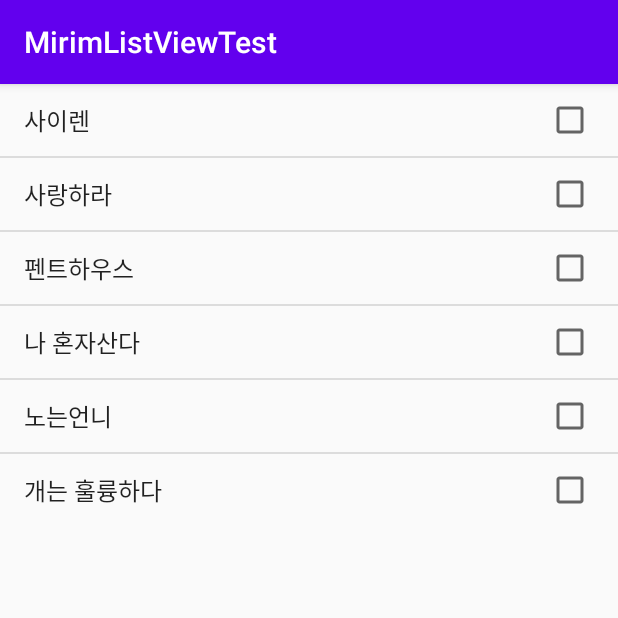
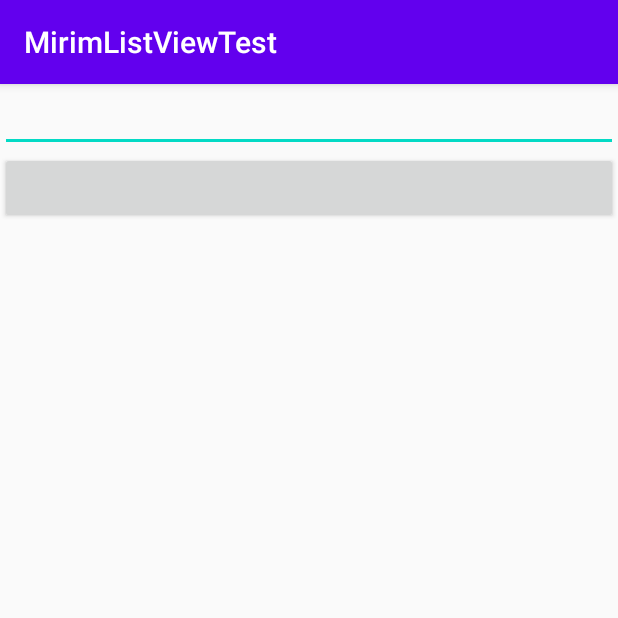
Before and after one commit to dayeon-choi/MirimListViewTest, an Android app: the screen it shows after launch (MainActivity), on a phone screen of 412 x 824 dp, the top half of it. Run offline under Robolectric (Android 15) with nearby library versions, the phone set to English and light mode, and no system bars.

```diff
--- a/app/src/main/java/org/techtown/mirimlistviewtest/MainActivity.java
+++ b/app/src/main/java/org/techtown/mirimlistviewtest/MainActivity.java
@@ -6,11 +6,19 @@ import android.os.Bundle;
 import android.view.View;
 import android.widget.AdapterView;
 import android.widget.ArrayAdapter;
+import android.widget.Button;
+import android.widget.EditText;
 import android.widget.ListView;
 import android.widget.Toast;
 
+import java.util.ArrayList;
+
 public class MainActivity extends AppCompatActivity {
-    String[] items={"사이렌","사랑하라","펜트하우스","나 혼자산다","노는언니","개는 훌륭하다"};
+//    String[] items={"사이렌","사랑하라","펜트하우스","나 혼자산다","노는언니","개는 훌륭하다"};
+    ArrayList<String> itemList = new ArrayList<>();
+    ArrayAdapter<String> adapter;
+    EditText edit1;
+
     @Override
     protected void onCreate(Bundle savedInstanceState) {
         super.onCreate(savedInstanceState);
@@ -18,16 +26,31 @@ public class MainActivity extends AppCompatActivity {
 
         ListView list1 = findViewById(R.id.list1);
 
-        ArrayAdapter<String> adapter=new ArrayAdapter<>(this,android.R.layout.simple_list_item_multiple_choice,items);
+        edit1 = findViewById(R.id.edit1);
+        Button btnAdd=findViewById(R.id.btn_add);
+
+        btnAdd.setOnClickListener(btnListener);
+
+        adapter=new ArrayAdapter<>(this,android.R.layout.simple_list_item_1,itemList);
         list1.setChoiceMode(ListView.CHOICE_MODE_MULTIPLE);
         list1.setAdapter(adapter);
-        list1.setOnItemClickListener(listListener);
+        list1.setOnItemLongClickListener(listListener);
+
 
     }
-    AdapterView.OnItemClickListener listListener=new AdapterView.OnItemClickListener(){
+    View.OnClickListener btnListener = new View.OnClickListener() {
         @Override
-        public void onItemClick(AdapterView<?> adapterView, View view, int position, long id) {
-            Toast.makeText(getApplicationContext(),items[position],Toast.LENGTH_SHORT).show();
+        public void onClick(View v) {
+            itemList.add(edit1.getText().toString());
+            adapter.notifyDataSetChanged();
+        }
+    };
+    AdapterView.OnItemLongClickListener listListener=new AdapterView.OnItemLongClickListener(){
+        @Override
+        public boolean onItemLongClick(AdapterView<?> parent, View view, int position, long id) {
+            itemList.remove(position);
+            adapter.notifyDataSetChanged();
+            return false;
         }
     };
 }
--- a/app/src/main/res/layout/activity_main.xml
+++ b/app/src/main/res/layout/activity_main.xml
@@ -5,8 +5,19 @@
     xmlns:tools="http://schemas.android.com/tools"
     android:layout_width="match_parent"
     android:layout_height="match_parent"
+    android:orientation="vertical"
     tools:context=".MainActivity">
 
+    <EditText
+        android:id="@+id/edit1"
+        android:layout_width="match_parent"
+        android:layout_height="wrap_content"
+        />
+    <Button
+        android:id="@+id/btn_add"
+        android:layout_width="match_parent"
+        android:layout_height="wrap_content"
+        />
     <ListView
         android:id="@+id/list1"
         android:layout_width="match_parent"
```
